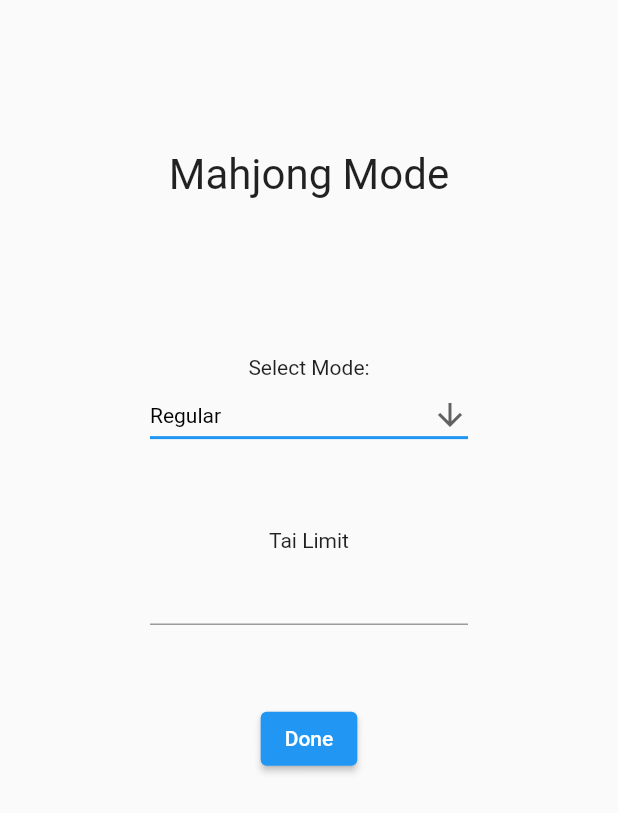
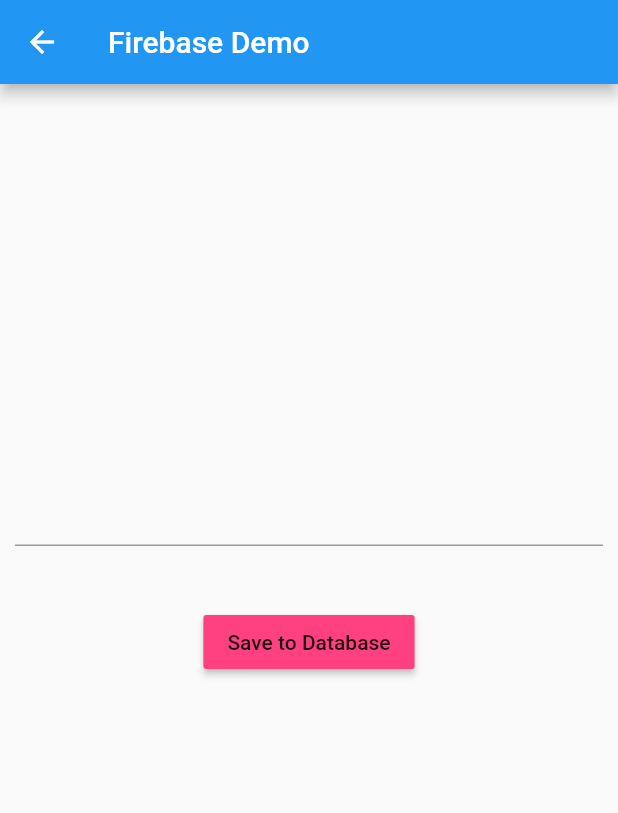
Before and after one commit to ng-andre/HighRoller, a Flutter app: the screen it shows after launch, after a tap on "Testing", on a phone screen of 412 x 824 dp. Shown: the top 813 px of the screen. Run offline on Flutter 3.47's test engine with Material 2 defaults, Android fonts, the light colour scheme and no system bars; our stand-ins replace firebase_core, firebase_database; accounts and stored records are empty.

Commit message:
V1.4.1
Slight progress

```diff
--- a/highroller/lib/firebase.dart
+++ b/highroller/lib/firebase.dart
@@ -1,3 +1,67 @@
 import 'package:flutter/material.dart';
-import 'package:flutter/services.dart';
+import 'package:firebase_database/firebase_database.dart';
 import 'package:firebase_core/firebase_core.dart';
+
+class TestPage extends StatefulWidget {
+  @override
+  _TestPageState createState() => _TestPageState();
+}
+
+class _TestPageState extends State<TestPage> {
+  final textcontroller = TextEditingController();
+  final databaseRef = FirebaseDatabase.instance.reference();
+  final Future<FirebaseApp> _future = Firebase.initializeApp();
+
+  void addData(String data) {
+    databaseRef.push().set({'name': data, 'comment': 'A good season'});
+  }
+
+  void printFirebase(){
+    databaseRef.once().then((DataSnapshot snapshot) {
+      print('Data : ${snapshot.value}');
+    });
+  }
+
+  @override
+  Widget build(BuildContext context) {
+    printFirebase();
+    return Scaffold(
+      appBar: AppBar(
+        title: Text("Firebase Demo"),
+      ),
+      body: FutureBuilder(
+          future: _future,
+          builder: (context, snapshot) {
+            if (snapshot.hasError) {
+              return Text(snapshot.error.toString());
+            } else {
+              return Container(
+                child: Column(
+                  children: <Widget>[
+                    SizedBox(height: 250.0),
+                    Padding(
+                      padding: EdgeInsets.all(10.0),
+                      child: TextField(
+                        controller: textcontroller,
+                      ),
+                    ),
+                    SizedBox(height: 30.0),
+                    Center(
+                      child: RaisedButton(
+                          color: Colors.pinkAccent,
+                          child: Text("Save to Database"),
+                          onPressed: () {
+                            addData(textcontroller.text);
+                            //call method flutter upload
+                          }
+                        )
+                     ),
+                  ],
+                ),
+              );
+            }
+          }
+       ),
+    );
+  }
+}
--- a/highroller/lib/main.dart
+++ b/highroller/lib/main.dart
@@ -3,12 +3,14 @@
 import 'package:flutter/material.dart';
 import 'package:flutter/services.dart';
 import 'package:firebase_core/firebase_core.dart';
+import 'package:highroller/firebase.dart';
 import 'setup.dart';
 import 'game.dart';
 import 'mahjong.dart';
 
 Future<void> main() async {
-  // await Firebase.initializeApp();
+  WidgetsFlutterBinding.ensureInitialized();
+  await Firebase.initializeApp();
   runApp(MaterialApp(
     initialRoute: '/',
     routes: {
@@ -17,6 +19,7 @@
       '/new': (context) => NewGame(),
       '/game': (context) => GameHome(),
       '/mahjong': (context) => MahjongSetup(),
+      '/testing': (context) => TestPage(),
     },
   ));
 }
@@ -37,7 +40,7 @@
               onPressed: () => Navigator.pushNamed(context, '/join'),
               child: Text("Join Game")),
           ElevatedButton(
-              onPressed: () => Navigator.pushNamed(context, '/mahjong'),
+              onPressed: () => Navigator.pushNamed(context, '/testing'),
               child: Text("Testing")),
         ],
       )),
```
Also changed, not shown: 2 other files.
